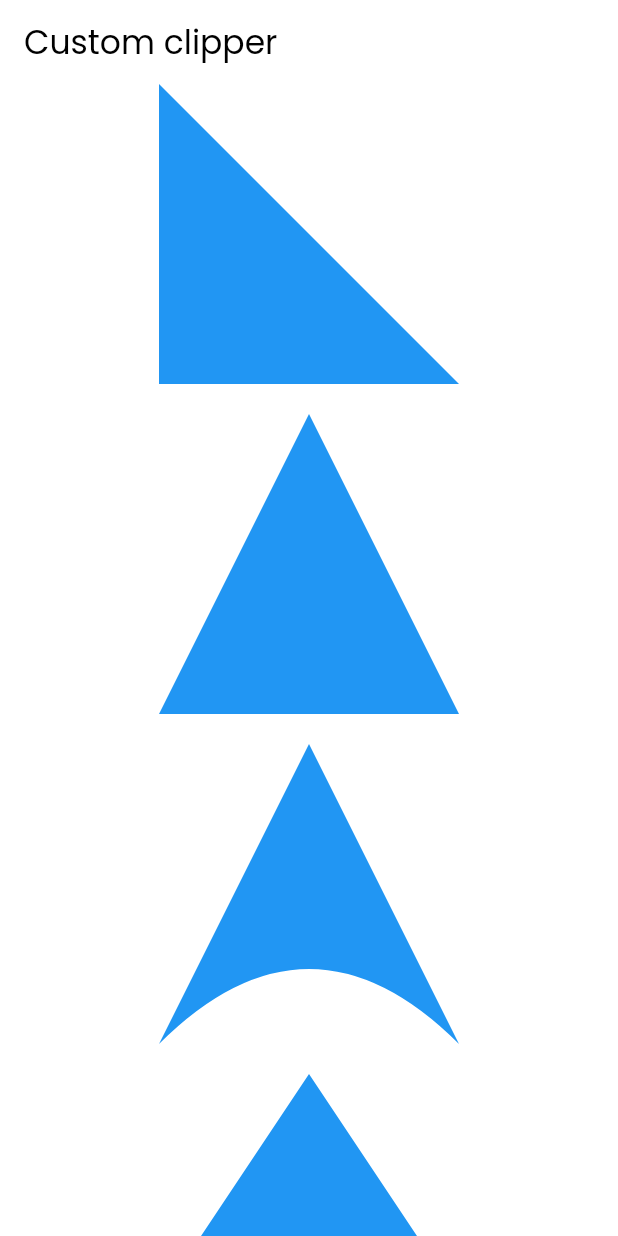
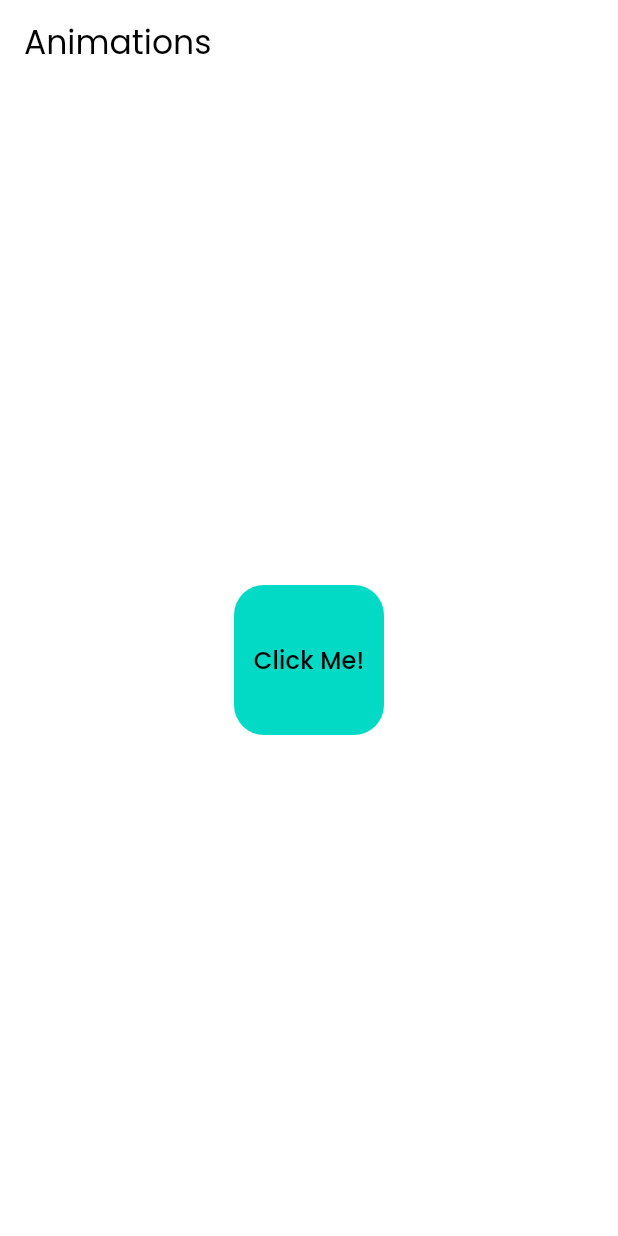
Before and after one commit to shravan-elred/flutter_training, a Flutter app: the screen it shows after launch, on a phone screen of 412 x 824 dp. Run offline on Flutter 3.47's test engine with Material 3 defaults, Android fonts, the phone set to English and light mode, and no system bars; our stand-ins replace google_fonts, rxdart; missing offline and left inert: worker_manager, workmanager; generated files the repository leaves out were written again.

Commit message:
implicit animations added

```diff
--- /dev/null
+++ b/lib/animation/implicit_animation_example.dart
@@ -0,0 +1,75 @@
+import 'dart:math';
+
+import 'package:flutter/material.dart';
+
+class ImplicitAnimationExample extends StatefulWidget {
+  const ImplicitAnimationExample({super.key});
+
+  @override
+  State<ImplicitAnimationExample> createState() =>
+      _ImplicitAnimationExampleState();
+}
+
+class _ImplicitAnimationExampleState extends State<ImplicitAnimationExample> {
+  bool isExpanded = false;
+
+  @override
+  Widget build(BuildContext context) {
+    final colorScheme = Theme.of(context).colorScheme;
+    return Scaffold(
+      appBar: AppBar(
+        title: const Text('Animations'),
+      ),
+      body: GestureDetector(
+        onTap: () {
+          setState(() {
+            isExpanded = !isExpanded;
+          });
+        },
+        child: Center(
+          child: TweenAnimationBuilder(
+            tween: Tween<double>(begin: 0, end: 2 * pi),
+            duration: const Duration(milliseconds: 300),
+            builder: (context, angle, child) {
+              return Transform.rotate(
+                angle: angle,
+                child: AnimatedContainer(
+                  width: isExpanded ? 200 : 100,
+                  height: isExpanded ? 200 : 100,
+                  decoration: BoxDecoration(
+                    color: isExpanded
+                        ? colorScheme.primaryContainer.withOpacity(0.6)
+                        : colorScheme.secondaryContainer,
+                    borderRadius: BorderRadius.circular(isExpanded ? 100 : 20),
+                  ),
+                  duration: const Duration(milliseconds: 300),
+                  child: Center(
+                    child: AnimatedDefaultTextStyle(
+                      style: (isExpanded
+                              ? Theme.of(context)
+                                  .textTheme
+                                  .titleLarge
+                                  ?.copyWith(
+                                    fontWeight: FontWeight.w900,
+                                    color: colorScheme.onPrimaryContainer,
+                                  )
+                              : Theme.of(context)
+                                  .textTheme
+                                  .titleMedium
+                                  ?.copyWith(
+                                    color: colorScheme.onSecondaryContainer,
+                                  )) ??
+                          const TextStyle(),
+                      duration: const Duration(milliseconds: 300),
+                      child: const Text('Click Me!'),
+                    ),
+                  ),
+                ),
+              );
+            },
+          ),
+        ),
+      ),
+    );
+  }
+}
--- a/lib/main.dart
+++ b/lib/main.dart
@@ -3,6 +3,7 @@ import 'package:google_fonts/google_fonts.dart';
 import 'package:flutter_localizations/flutter_localizations.dart';
 import 'package:flutter_gen/gen_l10n/app_localizations.dart';
 
+import 'animation/implicit_animation_example.dart';
 import 'custom_clipper/custom_clipper_example.dart';
 
 final navigaterKey = GlobalKey<NavigatorState>();
@@ -35,7 +36,7 @@ class MyApp extends StatelessWidget {
         Locale('en'), // English
         Locale('fr'), // French
       ],
-      home: const CustomClipperExample(),
+      home: const ImplicitAnimationExample(),
     );
   }
 }
```
